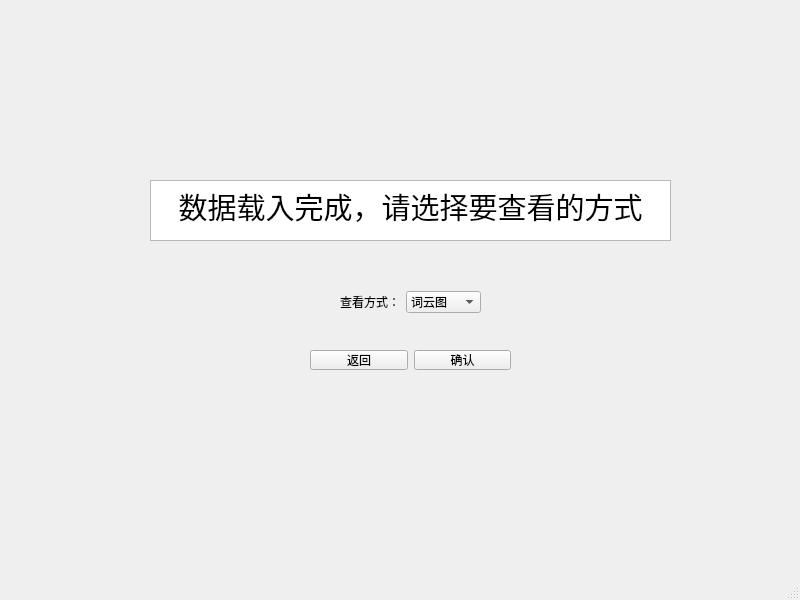
Qt form mymainwindow.ui (lh2080028463/String-frequency-statistic) before a commit.
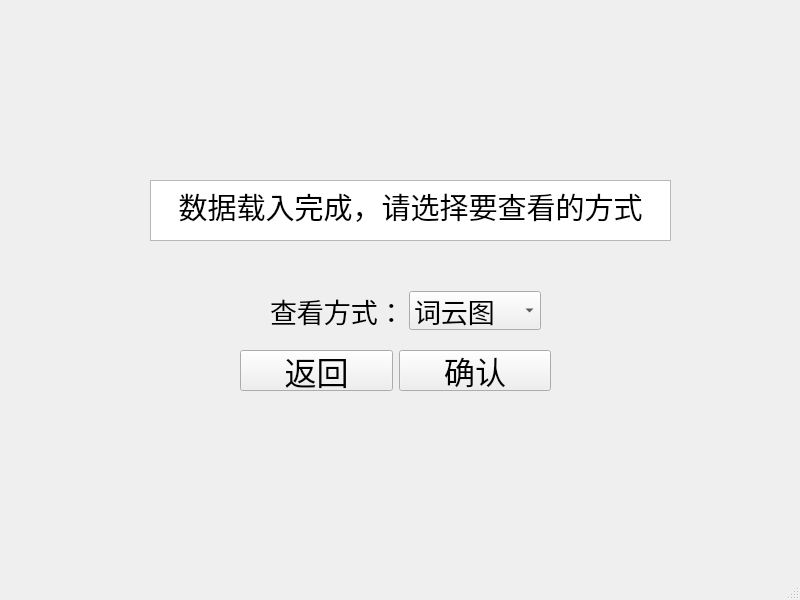
The same form after that commit.

```diff
--- a/mymainwindow.ui
+++ b/mymainwindow.ui
@@ -37,15 +37,20 @@
    <widget class="QWidget" name="layoutWidget">
     <property name="geometry">
      <rect>
-      <x>340</x>
-      <y>290</y>
-      <width>141</width>
-      <height>24</height>
+      <x>270</x>
+      <y>280</y>
+      <width>271</width>
+      <height>61</height>
      </rect>
     </property>
     <layout class="QHBoxLayout" name="horizontalLayout">
      <item>
       <widget class="QLabel" name="label">
+       <property name="font">
+        <font>
+         <pointsize>20</pointsize>
+        </font>
+       </property>
        <property name="text">
         <string>查看方式：</string>
        </property>
@@ -53,6 +58,11 @@
      </item>
      <item>
       <widget class="QComboBox" name="comboBox">
+       <property name="font">
+        <font>
+         <pointsize>20</pointsize>
+        </font>
+       </property>
        <item>
         <property name="text">
          <string>词云图</string>
@@ -80,22 +90,44 @@
    <widget class="QWidget" name="layoutWidget">
     <property name="geometry">
      <rect>
-      <x>310</x>
+      <x>240</x>
       <y>350</y>
-      <width>201</width>
-      <height>20</height>
+      <width>311</width>
+      <height>41</height>
      </rect>
     </property>
     <layout class="QHBoxLayout" name="horizontalLayout_2">
      <item>
       <widget class="QPushButton" name="quitButton">
+       <property name="baseSize">
+        <size>
+         <width>0</width>
+         <height>0</height>
+        </size>
+       </property>
+       <property name="font">
+        <font>
+         <pointsize>24</pointsize>
+        </font>
+       </property>
        <property name="text">
         <string>返回</string>
        </property>
+       <property name="iconSize">
+        <size>
+         <width>12</width>
+         <height>12</height>
+        </size>
+       </property>
       </widget>
      </item>
      <item>
       <widget class="QPushButton" name="enterButton">
+       <property name="font">
+        <font>
+         <pointsize>23</pointsize>
+        </font>
+       </property>
        <property name="text">
         <string>确认</string>
        </property>
```
